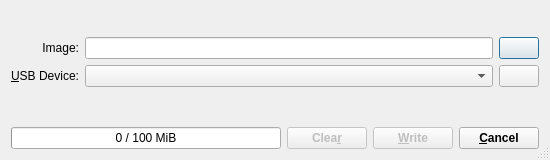
Above: imagewriter/maindialog.ui from KDE/isoimagewriter before the change. Below: the same form after it.
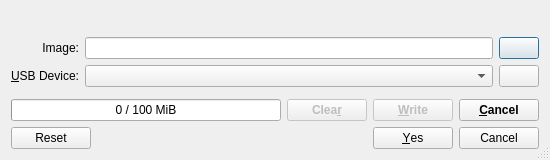
That is the form after the change.

Commit message: use MiB cos that's important, start switching to buttonBox

Patch:
```diff
--- a/imagewriter/maindialog.ui
+++ b/imagewriter/maindialog.ui
@@ -262,6 +262,13 @@
      </item>
     </layout>
    </item>
+   <item>
+    <widget class="QDialogButtonBox" name="buttonBox">
+     <property name="standardButtons">
+      <set>QDialogButtonBox::Cancel|QDialogButtonBox::Reset|QDialogButtonBox::Yes</set>
+     </property>
+    </widget>
+   </item>
   </layout>
  </widget>
  <layoutdefault spacing="6" margin="11"/>
```
Left out of the diff: 7 changed lines with no effect on the pictures. The commit also changes 2 other files.
